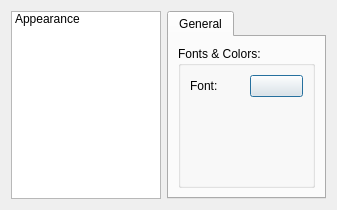
Old version of the form qgama-core/src/preferences/preferencesdialog.ui in the repository cepek/qgama-0.2.4.
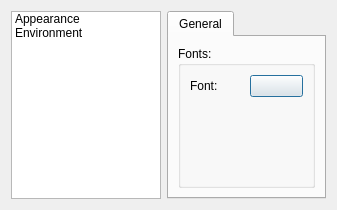
New version of the form. The open tabs and pages were chosen to show the change.

Diff of the .ui file:
```diff
--- a/qgama-core/src/preferences/preferencesdialog.ui
+++ b/qgama-core/src/preferences/preferencesdialog.ui
@@ -60,6 +60,11 @@
        <string>Appearance</string>
       </property>
      </item>
+     <item>
+      <property name="text">
+       <string>Environment</string>
+      </property>
+     </item>
     </widget>
    </item>
    <item>
@@ -103,7 +108,7 @@
            <item>
             <widget class="QGroupBox" name="groupBox">
              <property name="title">
-              <string>Fonts &amp;&amp; Colors:</string>
+              <string>Fonts:</string>
              </property>
              <layout class="QGridLayout" name="gridLayout">
               <item row="0" column="0">
```
Left out of the diff: 13 changed lines with no effect on the pictures.
